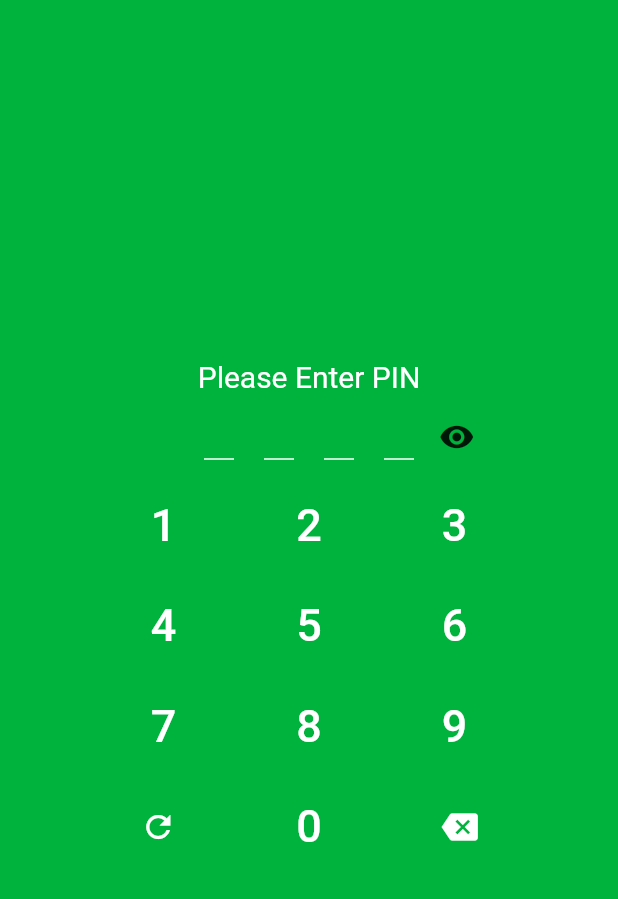
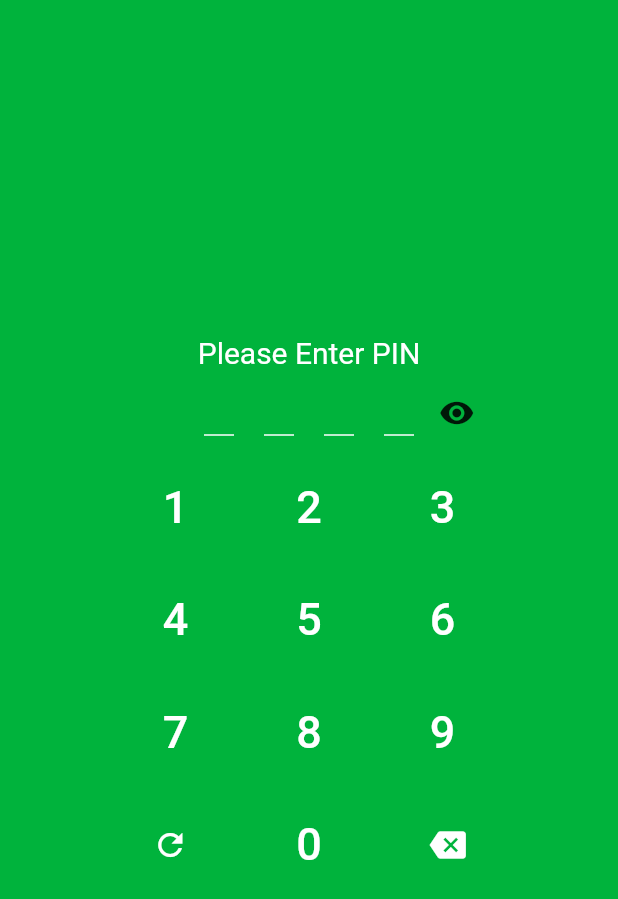
Before and after one commit to ics042/my_pass, a Flutter app: the screen it shows after launch, on a phone screen of 412 x 824 dp. Shown: the top 899 px of the screen. Run offline on Flutter 3.47's test engine with Material 2 defaults, Android fonts, the phone set to English and light mode, and no system bars.

Commit message:
update button padding

```diff
--- a/lib/pin_pad.dart
+++ b/lib/pin_pad.dart
@@ -128,15 +128,16 @@ class _PinPadState extends State<PinPad> {
         mainAxisAlignment: MainAxisAlignment.center,
         children: inputs
             .map((value) => FlatButton(
+                  child: Padding(
+                    padding: EdgeInsets.all(20.0),
                     child: Text(
                       value.toString(),
                       style: buttonTextStyle,
                     ),
+                  ),
                   highlightColor: Colors.transparent,
                   onPressed: () => _addInput(value, context),
                   shape: CircleBorder(),
-                  padding:
-                      EdgeInsets.symmetric(horizontal: 40.0, vertical: 16.0),
                 ))
             .toList(),
       ),
@@ -149,36 +150,42 @@ class _PinPadState extends State<PinPad> {
         mainAxisAlignment: MainAxisAlignment.center,
         children: <Widget>[
           FlatButton(
+            child: Padding(
+              padding: const EdgeInsets.all(20.0),
               child: Icon(
                 Icons.refresh,
                 color: Colors.white,
+              ),
             ),
             highlightColor: Colors.transparent,
             onPressed: () => _clearInput(),
             textColor: Colors.white,
             shape: CircleBorder(),
-            padding: EdgeInsets.symmetric(horizontal: 40.0, vertical: 16.0),
           ),
           FlatButton(
+            child: Padding(
+              padding: const EdgeInsets.all(20.0),
               child: Text(
                 "0",
                 style: buttonTextStyle,
               ),
+            ),
             highlightColor: Colors.transparent,
             onPressed: () => _addInput(0, context),
             shape: CircleBorder(),
-            padding: EdgeInsets.symmetric(horizontal: 40.0, vertical: 16.0),
           ),
           FlatButton(
+            child: Padding(
+              padding: const EdgeInsets.all(20.0),
               child: Icon(
                 Icons.backspace,
                 color: Colors.white,
+              ),
             ),
             highlightColor: Colors.transparent,
             onPressed: () => _removeInput(),
             textColor: Colors.white,
             shape: CircleBorder(),
-            padding: EdgeInsets.symmetric(horizontal: 40.0, vertical: 16.0),
           ),
         ],
       ),
```
Lines whose indentation alone changed are shown as unchanged.
